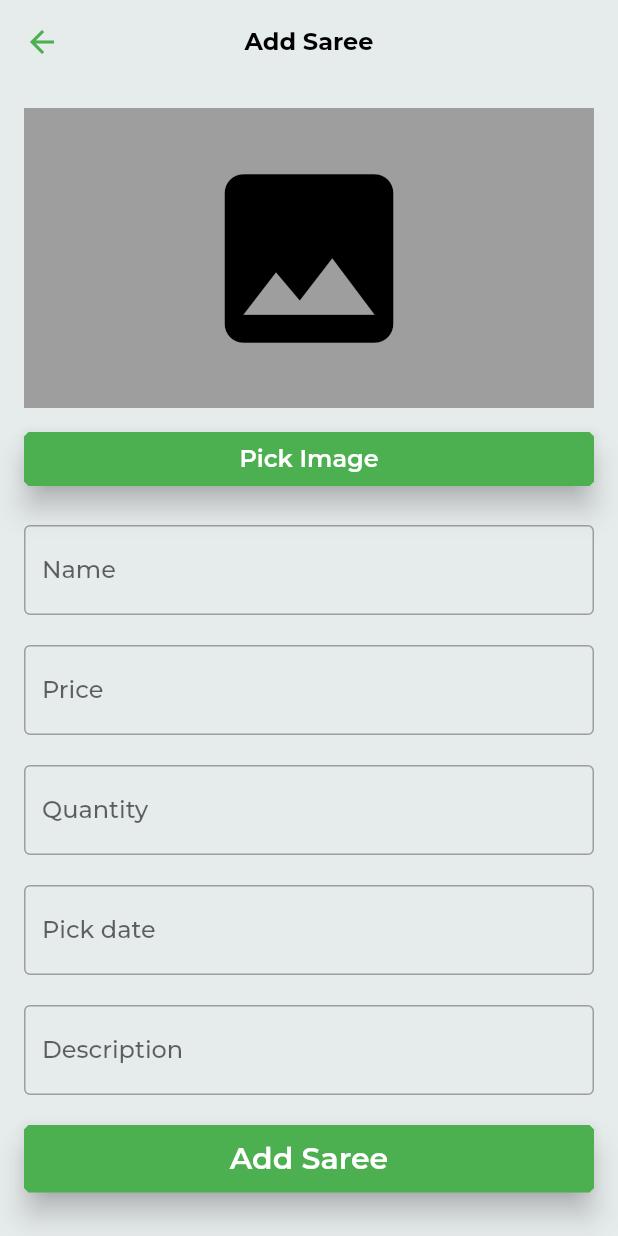
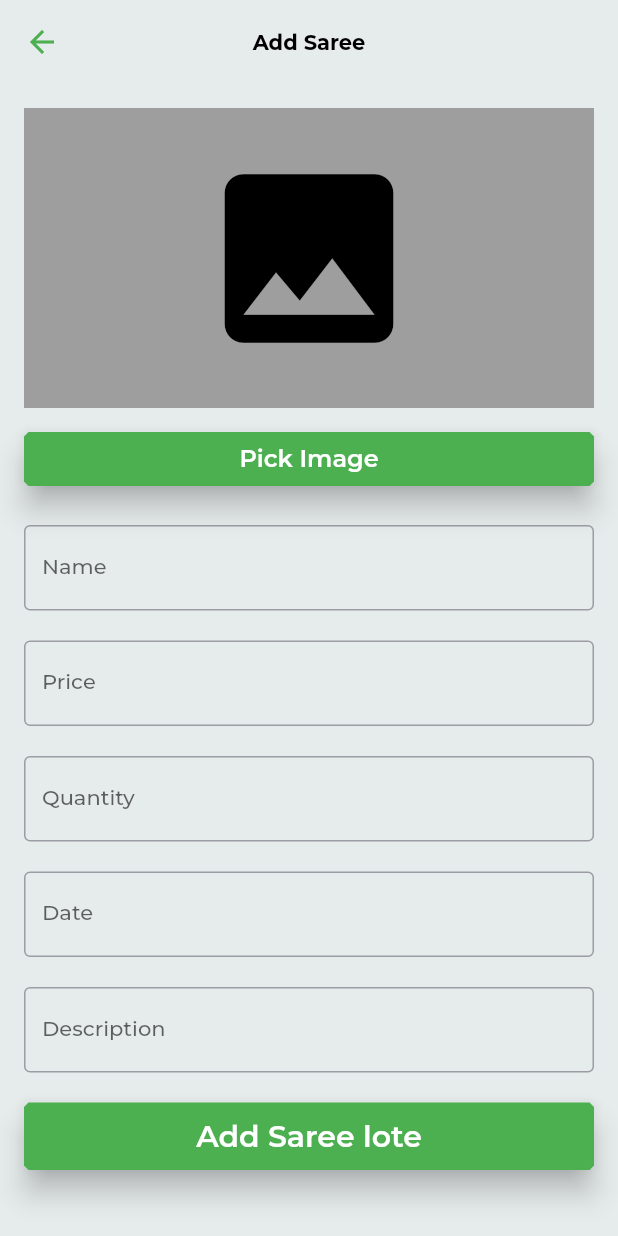
Before and after one commit to gopalkatariya44/ama, a Flutter app: the AddSareeScreen screen opened directly, on a phone screen of 412 x 824 dp. Run offline on Flutter 3.47's test engine with Material 2 defaults, Android fonts, the light colour scheme and no system bars; drawn by our look-alikes of datetime_picker_formfield; our stand-ins replace awesome_dialog, google_fonts, image_picker; missing offline and left inert: flutter_simple_calculator.

Commit message:
datetime Implement (addsaree.dart)

```diff
--- a/lib/ama_theme.dart
+++ b/lib/ama_theme.dart
@@ -80,15 +80,15 @@ class AmaThemeData {
   static const _bold = FontWeight.w700;
 
   static final TextTheme _textTheme = TextTheme(
-    headline4: GoogleFonts.montserrat(fontWeight: _bold, fontSize: 20.0),
-    caption: GoogleFonts.oswald(fontWeight: _semiBold, fontSize: 16.0),
-    headline5: GoogleFonts.oswald(fontWeight: _medium, fontSize: 16.0),
-    subtitle1: GoogleFonts.montserrat(fontWeight: _medium, fontSize: 16.0),
+    headline4: GoogleFonts.montserrat(fontWeight: _bold, fontSize: 16.0),
+    caption: GoogleFonts.oswald(fontWeight: _semiBold, fontSize: 14.0),
+    headline5: GoogleFonts.oswald(fontWeight: _medium, fontSize: 14.0),
+    subtitle1: GoogleFonts.montserrat(fontWeight: _medium, fontSize: 14.0),
     overline: GoogleFonts.montserrat(fontWeight: _medium, fontSize: 12.0),
-    bodyText1: GoogleFonts.montserrat(fontWeight: _regular, fontSize: 14.0),
-    subtitle2: GoogleFonts.montserrat(fontWeight: _medium, fontSize: 14.0),
-    bodyText2: GoogleFonts.montserrat(fontWeight: _regular, fontSize: 16.0),
-    headline6: GoogleFonts.montserrat(fontWeight: _bold, fontSize: 16.0),
-    button: GoogleFonts.montserrat(fontWeight: _semiBold, fontSize: 14.0),
+    bodyText1: GoogleFonts.montserrat(fontWeight: _regular, fontSize: 12.0),
+    subtitle2: GoogleFonts.montserrat(fontWeight: _medium, fontSize: 12.0),
+    bodyText2: GoogleFonts.montserrat(fontWeight: _regular, fontSize: 14.0),
+    headline6: GoogleFonts.montserrat(fontWeight: _bold, fontSize: 14.0),
+    button: GoogleFonts.montserrat(fontWeight: _semiBold, fontSize: 12.0),
   );
 }
--- a/lib/modal/sarees.dart
+++ b/lib/modal/sarees.dart
@@ -4,6 +4,7 @@ class Sarees {
   String imageUrl;
   double size;
   String? description;
+  DateTime date;
 
   Sarees({
     this.description,
@@ -11,5 +12,6 @@ class Sarees {
     required this.price,
     required this.size,
     required this.title,
+    required this.date,
   });
 }
--- a/lib/screens/addsaree.dart
+++ b/lib/screens/addsaree.dart
@@ -6,6 +6,9 @@ import 'package:image_picker/image_picker.dart';
 import 'package:provider/provider.dart';
 import 'package:ama/modal/sarees.dart';
 import 'package:ama/modal/sareeschanger.dart';
+import 'package:intl/intl.dart';
+import 'package:datetime_picker_formfield/datetime_picker_formfield.dart';
+
 
 class AddSareeScreen extends StatefulWidget {
   @override
@@ -26,8 +29,10 @@ class _AddSareeScreenState extends State<AddSareeScreen> {
   double? size;
   String? description;
   Uint8List? networkFile;
+  DateTime? date;
+  final format = DateFormat("yyyy-MM-dd");
+  final key = GlobalKey<FormState>();
 
-  final key = GlobalKey<FormState>();
   PickedFile? imagePicker;
   bool imagePickedFromFile = false, imagePickedFromWeb = false;
   final picker = ImagePicker();
@@ -46,7 +51,6 @@ class _AddSareeScreenState extends State<AddSareeScreen> {
                       value = imageInputType.camera;
                       Navigator.of(context, rootNavigator: true).pop();
                     },
-
                     child: Row(
                       mainAxisAlignment: MainAxisAlignment.center,
                       children: [
@@ -104,26 +108,6 @@ class _AddSareeScreenState extends State<AddSareeScreen> {
     }
   }
 
-//EXAMPLE
-  // _imgFromCamera() async {
-  //   File image = await ImagePicker.pickImage(
-  //       source: ImageSource.camera, imageQuality: 50);
-
-  //   setState(() {
-  //     _image = image;
-  //   });
-  // }
-
-  // _imgFromGallery() async {
-  //   File image = await ImagePicker.pickImage(
-  //       source: ImageSource.gallery, imageQuality: 50);
-
-  //   setState(() {
-  //     _image = image;
-  //   });
-  // }
-
-//EXAMPLE
 
   void onSave() async {
     if (key.currentState!.validate()) {
@@ -139,6 +123,7 @@ class _AddSareeScreenState extends State<AddSareeScreen> {
               onPressed: () async {
                 sareesChanger!.addSaree(
                   new Sarees(
+                    date: date!,
                     description: description!,
                     imageUrl: imagePicker!.path,
                     price: price!,
@@ -285,13 +270,41 @@ class _AddSareeScreenState extends State<AddSareeScreen> {
               const SizedBox(
                 height: 20,
               ),
-              TextField(
+              DateTimeField(
                 decoration: InputDecoration(
-                  labelText: "Pick date",
-                  hintText: "Enter Date here",
+                  labelText: "Date",
                   border: OutlineInputBorder(),
+                  hintText: "Enter date",
                 ),
-              ),
+                format: format,
+                onShowPicker: (context, currentValue) {
+                  return showDatePicker(
+                      context: context,
+                      firstDate: DateTime(1900),
+                      initialDate: currentValue ?? DateTime.now(),
+                      lastDate: DateTime(2100));
+                },
+                onSaved: (value) {
+                  date = value!;
+                },
+              ), // TextField(
+              //   decoration: InputDecoration(
+              //     labelText: "Pick date",
+              //     hintText: "Enter Date here",
+              //     border: OutlineInputBorder(),
+              //     suffix: GestureDetector(
+              //       child: Icon(Icons.date_range),
+              //       onTap: () {
+              //         showDatePicker(
+              //           context: context,
+              //           initialDate: DateTime.now(),
+              //           firstDate: DateTime(2015, 8),
+              //           lastDate: DateTime(2101),
+              //         );
+              //       },
+              //     ),
+              //   ),
+              // ),
               const SizedBox(
                 height: 20,
               ),
@@ -327,7 +340,7 @@ class _AddSareeScreenState extends State<AddSareeScreen> {
                     ),
                     onPressed: () => onSave(),
                     child: Text(
-                      "Add Saree",
+                      "Add Saree lote",
                       textAlign: TextAlign.center,
                       style: TextStyle(
                         fontSize: 20,
--- a/lib/screens/item_details.dart
+++ b/lib/screens/item_details.dart
@@ -38,6 +38,8 @@ class _ItemDetailsState extends State<ItemDetails> {
                       ),
               ),
             ),
+            Divider(),
+            SizedBox(height: 20),
             Container(
               width: MediaQuery.of(context).size.width,
               child: Padding(
@@ -73,6 +75,7 @@ class _ItemDetailsState extends State<ItemDetails> {
                         ),
                       ],
                     ),
+                    Divider(),
                     SizedBox(height: 20),
                     Container(
                       child: Column(
@@ -95,6 +98,7 @@ class _ItemDetailsState extends State<ItemDetails> {
                         ],
                       ),
                     ),
+                    Divider(),
                     SizedBox(height: 20),
                     Container(
                       child: Column(
--- a/pubspec.yaml
+++ b/pubspec.yaml
@@ -37,6 +37,7 @@ dependencies:
   flutter_datetime_picker: ^1.5.1
   intl: ^0.17.0
   google_fonts: ^2.1.0
+  datetime_picker_formfield: ^2.0.0
 
 
 dev_dependencies:
```
Also changed, not shown: lib/screens/bottom_navigation_bar/home.dart (+23 -5 lines), pubspec.lock.
